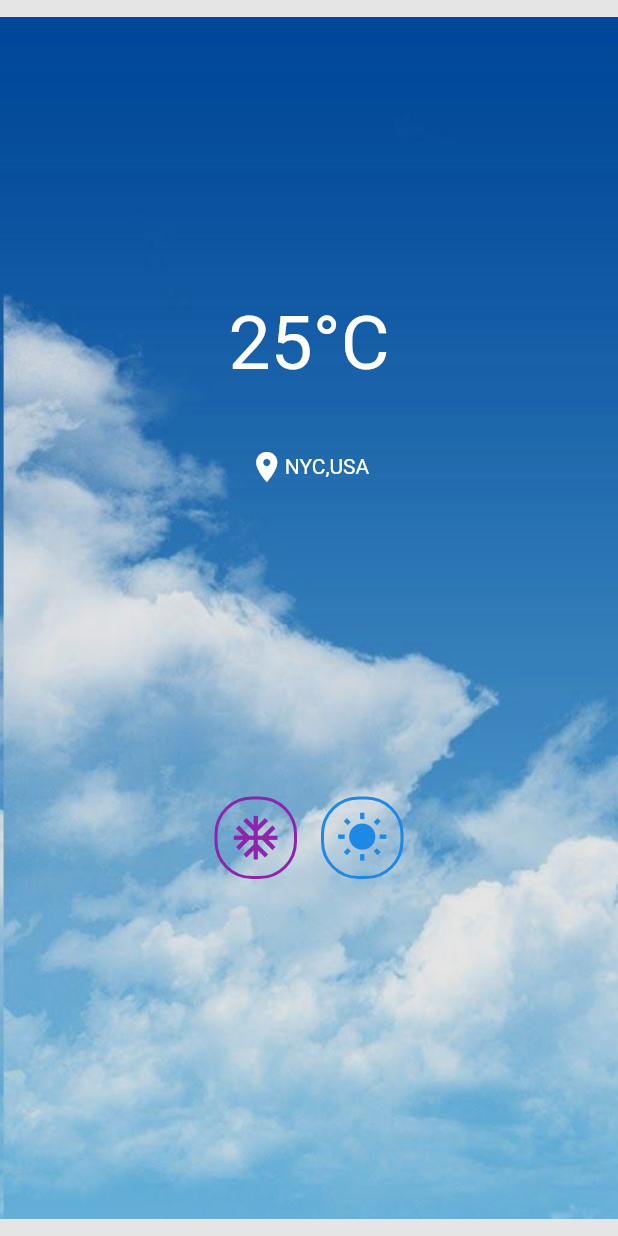
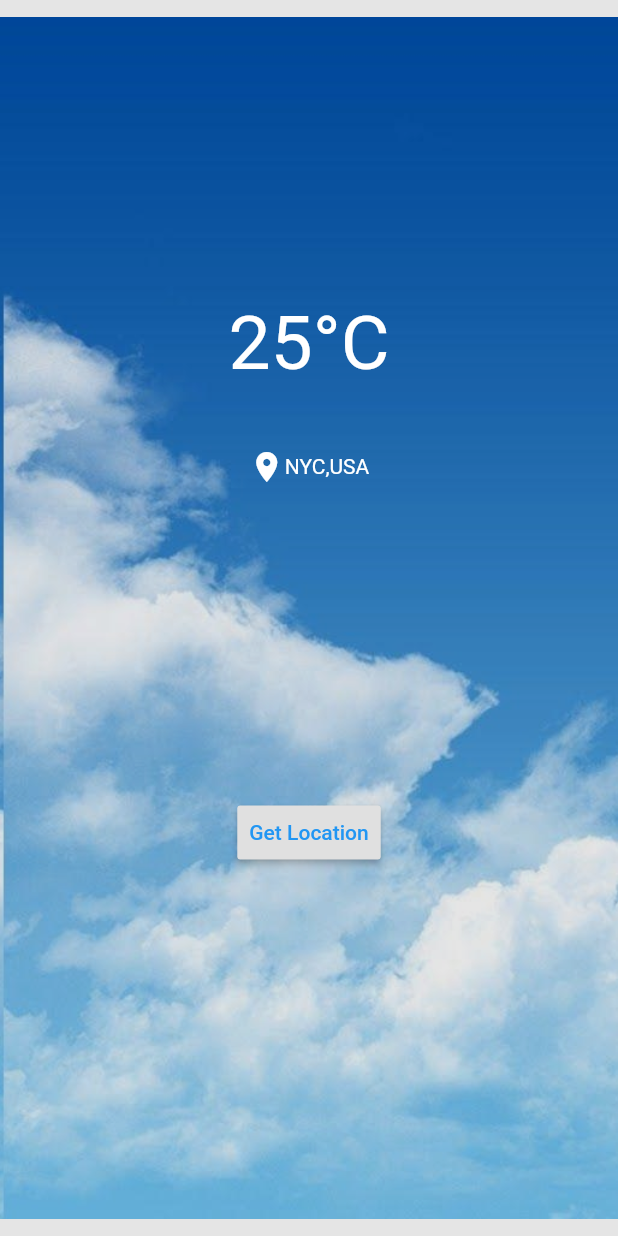
Before and after one commit to dscpvgcoet/hacktoberfest2020-flutter-weather-app, a Flutter app: the screen it shows after launch, on a phone screen of 412 x 824 dp. Run offline on Flutter 3.47's test engine with Material 2 defaults, Android fonts, the phone set to English and light mode, and no system bars; our stand-ins replace geolocator.

Commit message:
Added getLocation

```diff
--- a/lib/main.dart
+++ b/lib/main.dart
@@ -1,6 +1,7 @@
 import 'dart:ui';
 
 import 'package:flutter/material.dart';
+import 'package:geolocator/geolocator.dart';
 
 void main() {
   runApp(MyApp());
@@ -27,6 +28,12 @@ class MyHomePage extends StatefulWidget {
 }
 
 class _MyHomePageState extends State<MyHomePage> {
+
+  void getLocation()async{
+    Position position = await getCurrentPosition(desiredAccuracy: LocationAccuracy.high);
+    print('Printing $position');
+  }
+
   @override
   Widget build(BuildContext context) {
     return Container(
@@ -54,6 +61,7 @@ class _MyHomePageState extends State<MyHomePage> {
                           ],
                         ),
                       ),
+
                       Padding(
                           padding: EdgeInsets.only(top:200),
                           child: Row(
@@ -62,29 +70,34 @@ class _MyHomePageState extends State<MyHomePage> {
                               Padding(
                                 padding: const EdgeInsets.all(8.0),
                                 child: Container(
-                          decoration: BoxDecoration(
-                            border: Border.all(color: Colors.purple[600],width: 2),
-                            borderRadius: BorderRadius.circular(25),
-                          ),
-                          child: Padding(
+                                  // decoration: BoxDecoration(
+                                  //   border: Border.all(color: Colors.purple[600],width: 2),
+                                  //   borderRadius: BorderRadius.circular(25),
+                                  // ),
+                                    child: RaisedButton(
                                       padding: const EdgeInsets.all(8.0),
-                            child: Icon(Icons.ac_unit,color:Colors.purple[600],size: 35,),
+                                      child: Text('Get Location',style:TextStyle(color:Colors.blue),),
+                                      onPressed: (){
+                                        getLocation();
+                                      },
                                     )
                                 ),
                               ),
-                      Padding(
-                        padding: const EdgeInsets.all(8.0),
-                        child: Container(
-                          decoration: BoxDecoration(
-                            border: Border.all(color: Colors.blue[600],width: 2),
-                            borderRadius: BorderRadius.circular(25),
-                          ),
-                          child: Padding(
-                            padding: const EdgeInsets.all(8.0),
-                            child: Icon(Icons.wb_sunny,color:Colors.blue[600],size: 35,),
-                          )
-                        ),
-                      ),
+                              // Padding(
+                              //   padding: const EdgeInsets.all(8.0),
+                              //   child: Container(
+                              //     decoration: BoxDecoration(
+                              //       border: Border.all(color: Colors.blue[600],width: 2),
+                              //       borderRadius: BorderRadius.circular(25),
+                              //     ),
+                              //     child: Padding(
+                              //       padding: const EdgeInsets.all(8.0),
+                              //       child: Icon(Icons.wb_sunny,color:Colors.blue[600],size: 35,),
+                              //     )
+                              //   ),
+                              // ),
+
+
 
                             ],
                           )
```
Lines whose indentation alone changed are shown as unchanged.
